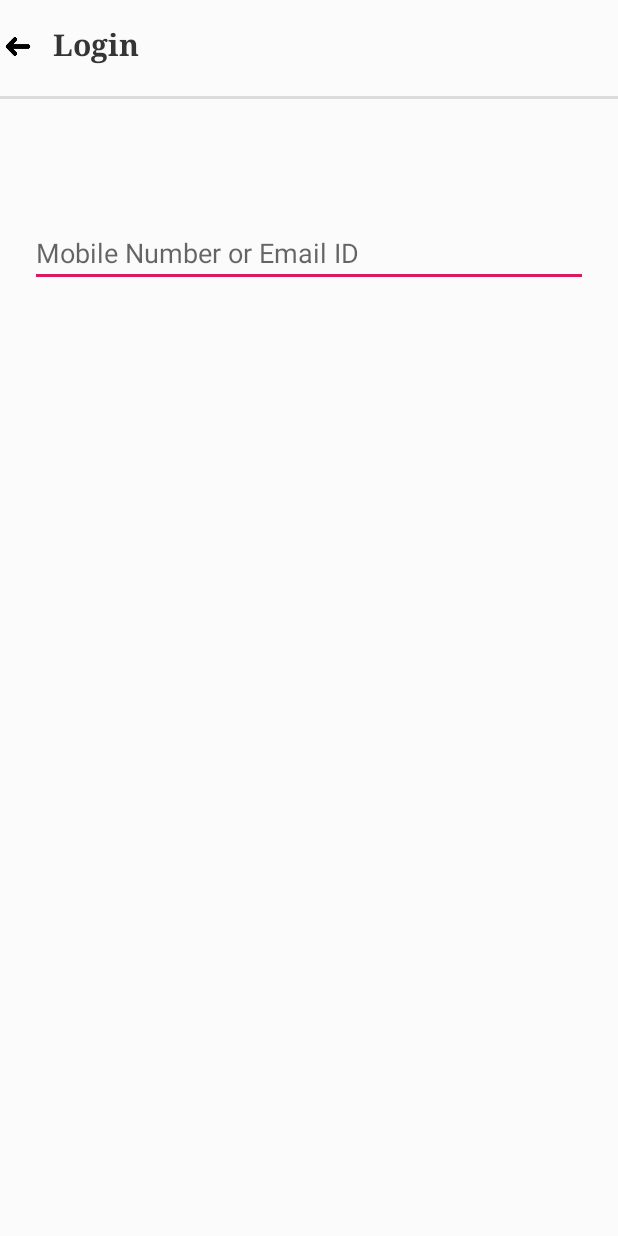
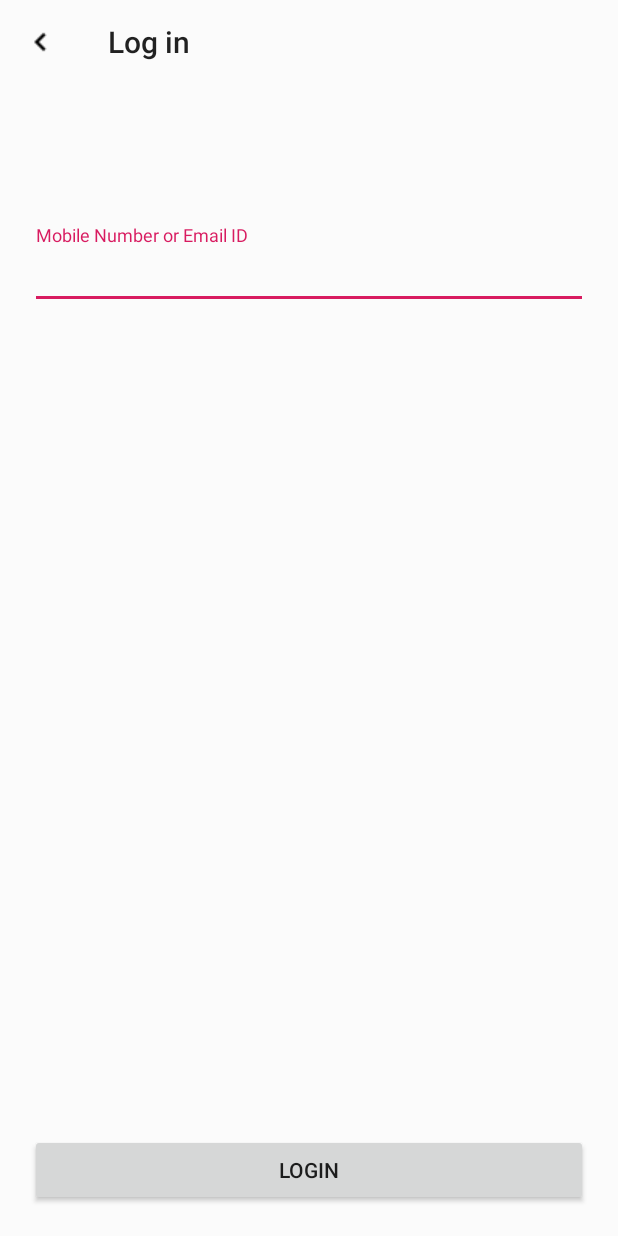
Before and after one commit to shivamkalra13/ECommerceApp, an Android app: the screen it shows after launch (LoginActivity), after a tap on "Log In", on a phone screen of 412 x 824 dp. Run offline under Robolectric (Android 15) with nearby library versions, the phone set to English and light mode, and no system bars.

```diff
--- a/app/src/main/AndroidManifest.xml
+++ b/app/src/main/AndroidManifest.xml
@@ -9,7 +9,8 @@
         android:roundIcon="@mipmap/ic_launcher_round"
         android:supportsRtl="true"
         android:theme="@style/AppTheme">
-        <activity android:name=".LoginActivity"></activity>
+        <activity android:name=".HomeActivity"></activity>
+        <activity android:name=".LoginActivity" />
         <activity android:name=".SignupActivity" />
         <activity android:name=".MainActivity">
             <intent-filter>
--- a/app/src/main/java/d/androidapps/ecommerceapp/LoginActivity.java
+++ b/app/src/main/java/d/androidapps/ecommerceapp/LoginActivity.java
@@ -8,17 +8,47 @@ import android.graphics.Color;
 import android.os.Bundle;
 import android.view.View;
 import android.widget.Button;
+import android.widget.EditText;
+import android.widget.Toolbar;
+
+import com.google.android.material.textfield.TextInputEditText;
 
 public class LoginActivity extends AppCompatActivity {
 
+    Button login;
+    EditText email;
     @Override
     protected void onCreate(Bundle savedInstanceState) {
         super.onCreate(savedInstanceState);
         setContentView(R.layout.activity_login);
+        Toolbar toolbar=findViewById(R.id.toolbar);
+        toolbar.setNavigationIcon(R.drawable.back);
+        login=findViewById(R.id.login);
+        email=findViewById(R.id.email);
+
+        toolbar.setNavigationOnClickListener(new View.OnClickListener() {
+            @Override
+            public void onClick(View v) {
+                finish();
+            }
+        });
+        login.setOnClickListener(new View.OnClickListener() {
+            @Override
+            public void onClick(View view) {
+                if(email.getText().toString().equals(""))
+                {
+                    email.setError("Enter Mobile or Email");
+                    email.requestFocus();
+                }
+                else
+                {
+                    Intent i=new Intent(LoginActivity.this,HomeActivity.class);
+
+                    startActivity(i);
+                    finish();
+                }
+            }
+        });
     }
-    public void goHome(View view)
-    {
-        Intent i = new Intent(LoginActivity.this,MainActivity.class);
-        startActivity(i);
-    }
+
 }
--- a/app/src/main/res/layout/activity_login.xml
+++ b/app/src/main/res/layout/activity_login.xml
@@ -6,46 +6,34 @@
     android:layout_width="match_parent"
     android:layout_height="match_parent"
     tools:context=".LoginActivity">
-    <ImageView
-        android:id="@+id/tbar"
+   <Toolbar
+       android:layout_width="match_parent"
+       android:layout_height="wrap_content"
+       android:title="Log in"
+       android:id="@+id/toolbar"/>
+    <com.google.android.material.textfield.TextInputLayout
         android:layout_width="match_parent"
-        android:layout_height="70dp"
-        android:background="@drawable/border"
-        android:layout_marginTop="-4dp"
-        android:layout_marginLeft="-4dp"
-        android:layout_marginRight="-4dp"
-        />
-
-    <androidx.appcompat.widget.AppCompatButton
-        android:id="@+id/up"
-        android:layout_width="24dp"
-        android:layout_height="23dp"
-        android:layout_alignTop="@+id/tbar"
-        android:layout_marginTop="23dp"
-        android:background="@drawable/backbtn"
-        android:onClick="goHome" />
-
-    <TextView
-        android:layout_width="wrap_content"
         android:layout_height="wrap_content"
-        android:layout_alignLeft="@+id/up"
-        android:layout_alignTop="@+id/tbar"
-        android:layout_marginLeft="35dp"
-        android:layout_marginTop="20dp"
-        android:fontFamily="serif"
-        android:text="Login"
-        android:textColor="#353535"
-        android:textSize="20sp"
-        android:textStyle="bold" />
-        <EditText
+        android:layout_marginLeft="20dp"
+        android:layout_marginTop="150dp"
+        android:layout_marginRight="20dp">
+        <com.google.android.material.textfield.TextInputEditText
             android:id="@+id/email"
             android:layout_width="match_parent"
             android:layout_height="wrap_content"
-            android:ems="10"
-            android:inputType="textPersonName"
-            android:hint="Mobile Number or Email ID"
-            android:layout_alignTop="@+id/tbar"
-            android:layout_marginLeft="20dp"
-            android:layout_marginTop="150dp"
-            android:layout_marginRight="20dp"/>
+
+            android:hint="Mobile Number or Email ID" />
+    </com.google.android.material.textfield.TextInputLayout>
+
+
+    <Button
+        android:layout_width="match_parent"
+        android:layout_height="wrap_content"
+        android:text="Login"
+        android:id="@+id/login"
+        android:layout_alignParentBottom="true"
+        android:layout_margin="20dp"
+        />
+
+
 </RelativeLayout>
```
Also changed, not shown: app/build.gradle (+5 -4 lines), app/src/main/java/d/androidapps/ecommerceapp/HomeActivity.java (added, +22 -0 lines), app/src/main/java/d/androidapps/ecommerceapp/SignupActivity.java (+28 -13 lines), app/src/main/res/layout/activity_home.xml (added, +16 -0 lines), app/src/main/res/layout/activity_signup.xml (+32 -7 lines).
